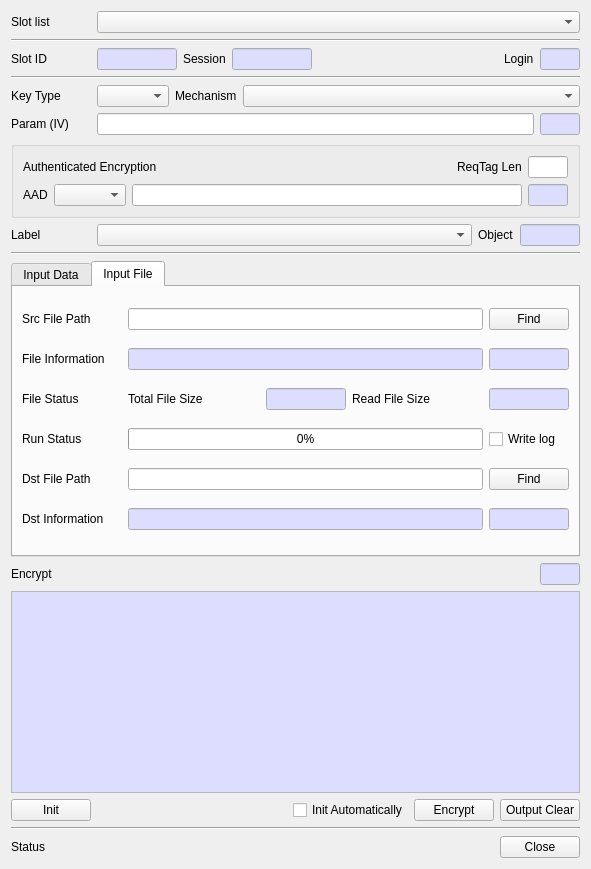
Old version of the form CryptokiMan/encrypt_dlg.ui in the repository jykim74/CryptokiMan.
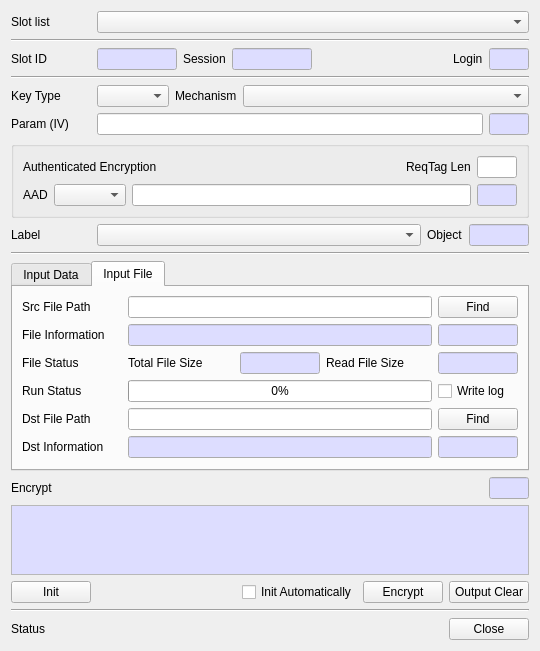
New version of the form. The open tabs and pages were chosen to show the change.

What changed in the file:
```diff
--- a/CryptokiMan/encrypt_dlg.ui
+++ b/CryptokiMan/encrypt_dlg.ui
@@ -6,8 +6,8 @@
    <rect>
     <x>0</x>
     <y>0</y>
-    <width>591</width>
-    <height>869</height>
+    <width>540</width>
+    <height>649</height>
    </rect>
   </property>
   <property name="windowTitle">
```
Left out of the diff: 2 changed lines with no effect on the pictures.
